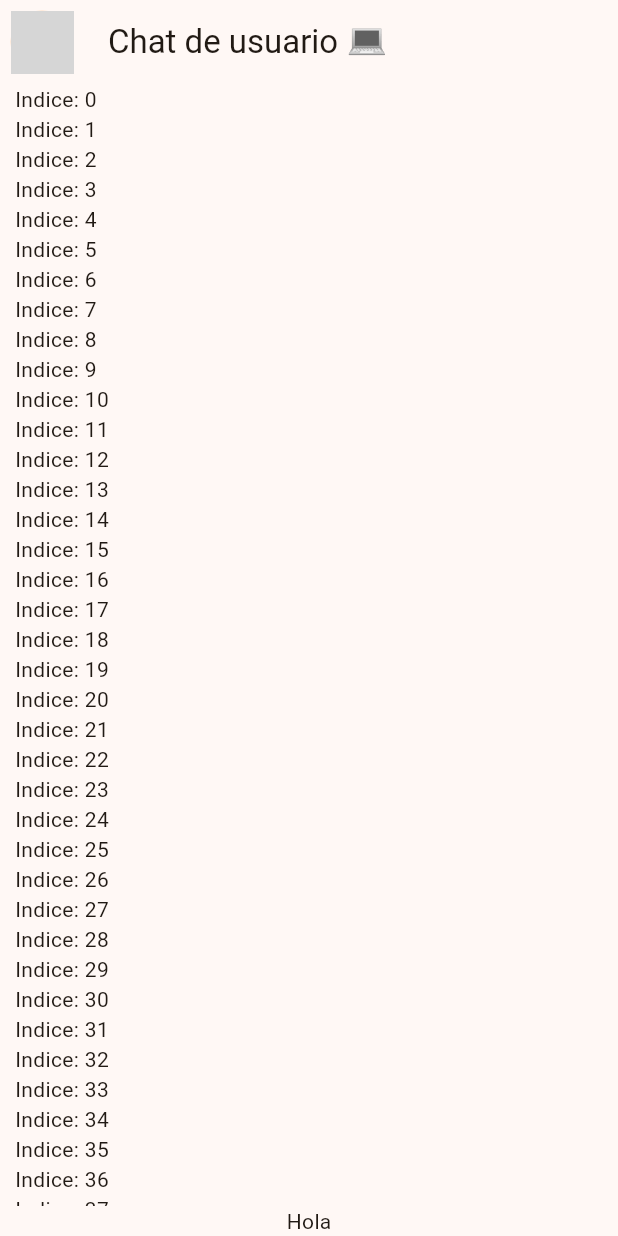
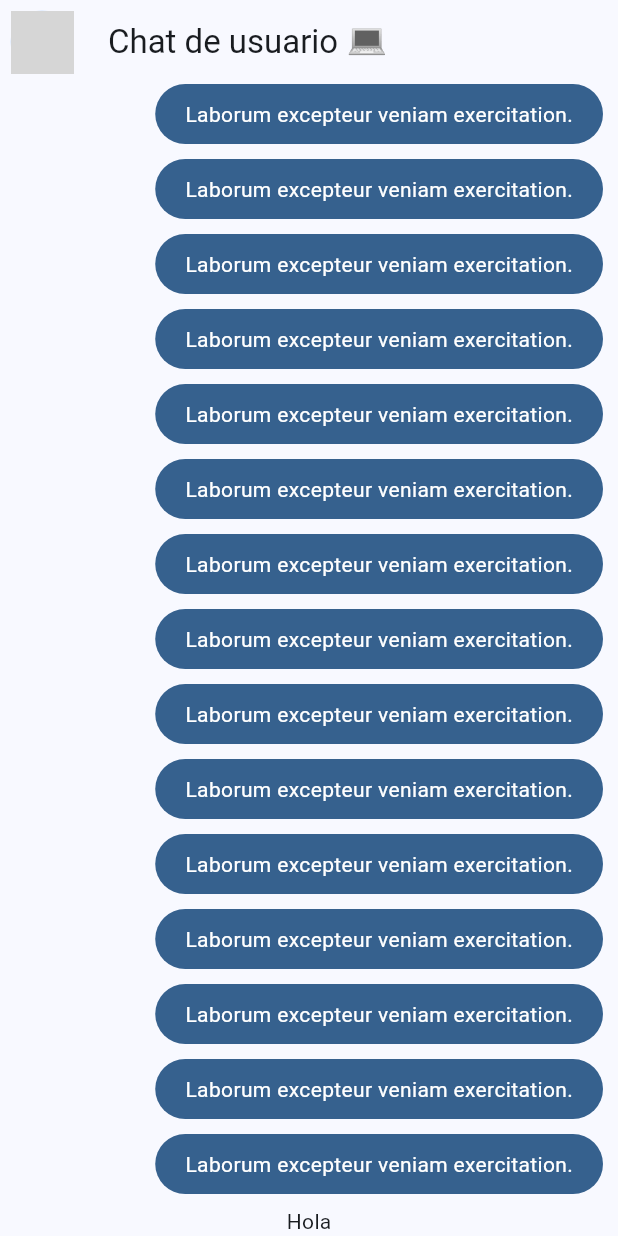
Before and after one commit to Xanul/yes_no_app, a Flutter app: the screen it shows after launch, on a phone screen of 412 x 824 dp. Run offline on Flutter 3.47's test engine with Material 2 defaults, Android fonts, the phone set to English and light mode, and no system bars; network calls fail; grey boxes are pictures that could not be loaded.

Commit message:
Added the widget to render and show messages from my side on /presentation/widgets/my_message_bubble

```diff
--- a/lib/main.dart
+++ b/lib/main.dart
@@ -1,6 +1,6 @@
 import 'package:flutter/material.dart';
 import 'package:yes_no_app/config/theme/app_theme.dart';
-import 'package:yes_no_app/presentation/chat/chat_screen.dart';
+import 'package:yes_no_app/presentation/screens/chat/chat_screen.dart';
 
 void main() => runApp(const MyApp());
 
@@ -12,7 +12,7 @@ class MyApp extends StatelessWidget {
     return MaterialApp(
       title: 'Yes No App',
       debugShowCheckedModeBanner: false,
-      theme: AppTheme(selectedColor: 5).theme(),
+      theme: AppTheme(selectedColor: 1).theme(),
       home: const ChatScreen()
     );
   }
--- a/lib/presentation/chat/chat_screen.dart
+++ b/lib/presentation/screens/chat/chat_screen.dart
@@ -1,4 +1,5 @@
 import 'package:flutter/material.dart';
+import 'package:yes_no_app/presentation/widgets/chat/my_message_bubble.dart';
 
 class ChatScreen extends StatelessWidget {
   const ChatScreen({super.key});
@@ -35,7 +36,7 @@ class _ChatView extends StatelessWidget {
               child: ListView.builder(
                 itemCount: 100,
                 itemBuilder: (context, index) {
-                return Text("Indice: $index");
+                return const MyMessageBubble();
               },)
             ),
             const Text("Hola"),
--- /dev/null
+++ b/lib/presentation/widgets/chat/my_message_bubble.dart
@@ -0,0 +1,28 @@
+import 'package:flutter/material.dart';
+
+class MyMessageBubble extends StatelessWidget {
+  const MyMessageBubble({super.key});
+
+  @override
+  Widget build(BuildContext context) {
+
+    final colors = Theme.of(context).colorScheme;
+
+    return Column(
+      crossAxisAlignment: CrossAxisAlignment.end,
+      children: [
+        Container(
+          decoration: BoxDecoration(
+            color: colors.primary,
+            borderRadius: BorderRadius.circular(20)
+          ),
+          child: const Padding(
+            padding: EdgeInsets.symmetric(horizontal: 20, vertical: 10),
+            child: Text("Laborum excepteur veniam exercitation.", style: TextStyle(color: Colors.white),),
+          ),
+        ),
+        const SizedBox(height: 10)
+      ],
+    );
+  }
+}
```
